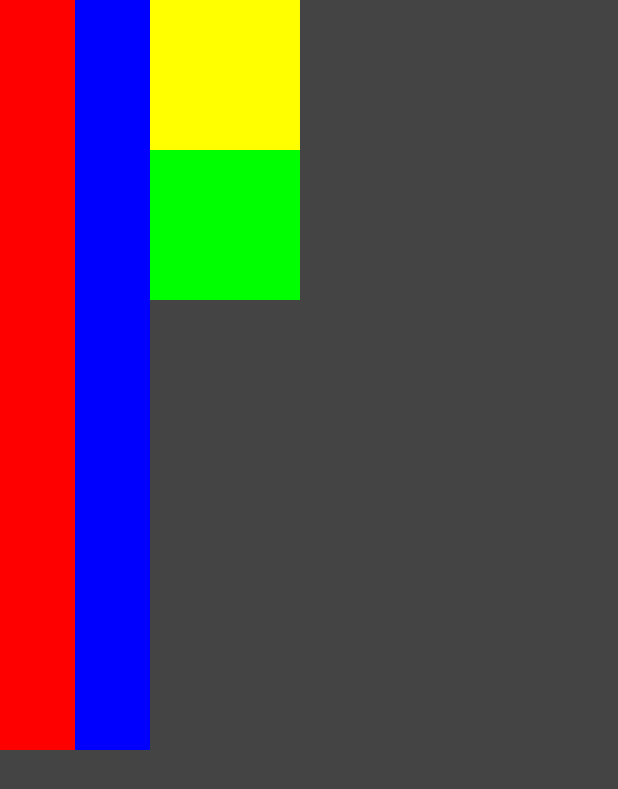
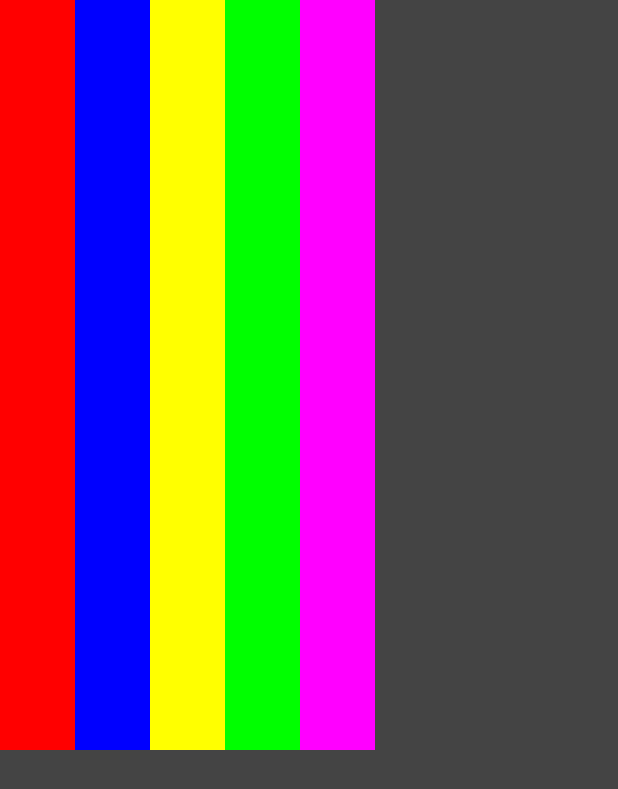
Before and after one commit to MirzaUkas/LearnCompose, an Android app built with Jetpack Compose: the screen it shows after launch (MainActivity), on a phone screen of 412 x 824 dp. Shown: the top 789 px of the screen. Run offline under Robolectric (Android 15) with nearby library versions, the phone set to English and light mode, and no system bars.

Commit message:
Reuse a Composable

```diff
--- a/app/src/main/java/mirz/study/learncompose/MainActivity.kt
+++ b/app/src/main/java/mirz/study/learncompose/MainActivity.kt
@@ -31,40 +31,27 @@ fun MainScreen() {
     Surface(color = Color.DarkGray, modifier = Modifier.fillMaxSize()) {
 
         Row {
-            Surface(
-                color = Color.Red,
-                modifier = Modifier
-                    .height(500.dp)
-                    .width(50.dp)
-
-            ) {}
-            Surface(
-                color = Color.Blue,
-                modifier = Modifier
-                    .height(500.dp)
-                    .width(50.dp)
-
-            ) {}
-            Column {
-                Surface(
-                    color = Color.Yellow,
-                    modifier = Modifier
-                        .height(100.dp)
-                        .width(100.dp)
-
-                ) {}
-                Surface(
-                    color = Color.Green,
-                    modifier = Modifier
-                        .height(100.dp)
-                        .width(100.dp)
-
-                ) {}
-            }
+            HorizontalBar(Color.Red)
+            HorizontalBar(Color.Blue)
+            HorizontalBar(Color.Yellow)
+            HorizontalBar(Color.Green)
+            HorizontalBar(Color.Magenta)
         }
 
     }
 }
+
+@Composable
+fun HorizontalBar(color: Color){
+    Surface(
+        color = color,
+        modifier = Modifier
+            .height(500.dp)
+            .width(50.dp)
+
+    ) {}
+}
+
 
 @Composable
 fun GreetingText(name: String) {
```
